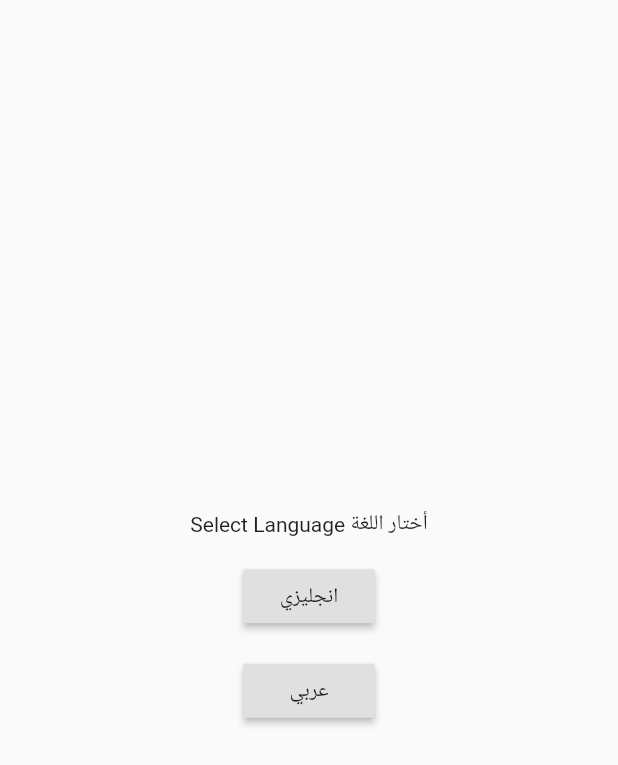
After one commit to saifamer2030/advancednaql, a Flutter app: the Fragmentnaql screen opened by its route, after a tap on "اللغة", on a phone screen of 412 x 824 dp. The commit adds this screen. Shown: the top 765 px of the screen. Run offline on Flutter 3.47's test engine with Material 2 defaults, Android fonts, the phone set to English and light mode, and no system bars; our stand-ins replace connectivity, firebase_auth, firebase_database, flutter_screenutil, flutter_spinkit, flutter_svg and 3 more; accounts and stored records are empty.

Commit message:
Translation

```diff
--- a/lib/fragmentbar.dart
+++ b/lib/fragmentbar.dart
@@ -8,6 +8,7 @@ import 'package:flutter/material.dart';
 import 'package:flutter_svg/svg.dart';
 
 import 'screen/network_connection.dart';
+import 'translation/app_localizations.dart';
 
 class Fragmentnaql extends StatefulWidget {
   int selectPage;
@@ -70,7 +71,8 @@ bool con=true;
                 allowDrawingOutsideViewBox: true,
               ),
               title: Text(
-                'المزيد',
+                // 'المزيد',
+                Translations.of(context).translate('more'),
                 style: TextStyle(
                   fontFamily: 'GESSTwoMedium-Medium',
                   fontSize: 12,
@@ -86,7 +88,8 @@ bool con=true;
                 allowDrawingOutsideViewBox: true,
               ),
               title: Text(
-                'التنبيهات',
+                // 'التنبيهات',
+                Translations.of(context).translate('alerts'),
                 style: TextStyle(
                   fontFamily: 'GESSTwoMedium-Medium',
                   fontSize: 12,
@@ -101,7 +104,8 @@ bool con=true;
                 allowDrawingOutsideViewBox: true,
               ),
               title: Text(
-                'المفضلة',
+                // 'المفضلة',
+                Translations.of(context).translate('favorit'),
                 style: TextStyle(
                   fontFamily: 'GESSTwoMedium-Medium',
                   fontSize: 12,
@@ -116,7 +120,8 @@ bool con=true;
                 allowDrawingOutsideViewBox: true,
               ),
               title: Text(
-                'طلباتي ',
+                // 'طلباتي ',
+                Translations.of(context).translate('my_orders'),
                 style: TextStyle(
                   fontFamily: 'GESSTwoMedium-Medium',
                   fontSize: 12,
@@ -131,7 +136,8 @@ bool con=true;
                 allowDrawingOutsideViewBox: true,
               ),
               title: Text(
-                'الرئيسية',
+                // 'الرئيسية',
+                Translations.of(context).translate('home'),
                 style: TextStyle(
                   fontFamily: 'GESSTwoMedium-Medium',
                   fontSize: 12,
--- a/lib/screen/morewidget.dart
+++ b/lib/screen/morewidget.dart
@@ -3,6 +3,8 @@ import 'package:flutter/material.dart';
 import 'dart:ui' as ui;
 import 'package:flutter/painting.dart';
 import 'package:firebase_auth/firebase_auth.dart';
+
+import '../translation/helper_func.dart';
 
 class MoreWidget extends StatelessWidget {
   MoreWidget({
@@ -166,7 +168,11 @@ class MoreWidget extends StatelessWidget {
                           height: .2,
                           color: Colors.grey,
                         ),
-                        Row(
+                        InkWell(
+                              onTap: () {
+                                HelperFunc.reopenSetting(context);
+                              },
+                              child:Row(
                           mainAxisAlignment: MainAxisAlignment.spaceBetween,
 
                           children: <Widget>[
@@ -207,6 +213,7 @@ class MoreWidget extends StatelessWidget {
                               ],
                             ),
                           ],
+                        ),
                         ),
 
 //                        Container(
--- /dev/null
+++ b/lib/translation/app_localizations.dart
@@ -0,0 +1,66 @@
+import 'dart:async';
+import 'dart:convert';
+
+import 'package:flutter/material.dart';
+import 'package:flutter/services.dart';
+
+import 'applic.dart';
+
+class Translations {
+  Translations(Locale locale) {
+    this.locale = locale;
+    _localizedValues = null;
+  }
+
+  Locale locale;
+  static Map<dynamic, dynamic> _localizedValues;
+
+  static Translations of(BuildContext context){
+    return Localizations.of<Translations>(context, Translations);
+  }
+
+  String translate(String key) {
+    return _localizedValues[key] ?? '** $key not found';
+  }
+
+  static Future<Translations> load(Locale locale) async {
+    Translations translations = new Translations(locale);
+    String jsonContent = await rootBundle.loadString("lang/${locale.languageCode}.json");
+    _localizedValues = json.decode(jsonContent);
+    return translations;
+  }
+
+//  String translate(String key) {
+//    return _localizedValues[key];
+//  }
+
+  get currentLanguage => locale.languageCode;
+}
+
+class TranslationsDelegate extends LocalizationsDelegate<Translations> {
+  const TranslationsDelegate();
+
+  @override
+  bool isSupported(Locale locale) => applic.supportedLanguages.contains(locale.languageCode );
+
+  @override
+  Future<Translations> load(Locale locale) => Translations.load(locale);
+
+  @override
+  bool shouldReload(TranslationsDelegate old) => false;
+}
+
+class SpecificLocalizationDelegate extends LocalizationsDelegate<Translations> {
+  final Locale overriddenLocale;
+
+  const SpecificLocalizationDelegate(this.overriddenLocale);
+
+  @override
+  bool isSupported(Locale locale) => overriddenLocale != null;
+
+  @override
+  Future<Translations> load(Locale locale) => Translations.load(overriddenLocale);
+
+  @override
+  bool shouldReload(LocalizationsDelegate<Translations> old) => true;
+}
--- /dev/null
+++ b/lib/translation/lang_selector.dart
@@ -0,0 +1,43 @@
+import 'package:flutter/material.dart';
+import 'helper_func.dart';
+import 'app_localizations.dart';
+import 'applic.dart';
+
+class LanguageSelector extends StatelessWidget {
+  @override
+  Widget build(BuildContext context) {
+    return Scaffold(
+        body: Container(
+          alignment: Alignment.center,
+          child: Column(
+            mainAxisAlignment: MainAxisAlignment.center,
+            children: <Widget>[
+              Text(
+                // Translations.of(context).translate('select_language')
+                'Select Language أختار اللغة'
+                ),
+              SizedBox(height: 15.0,),
+              RaisedButton(
+                child: Text(Translations.of(context).translate('language_en')),
+                onPressed: (){
+                  applic.onLocaleChanged(new Locale('en', 'US'));
+                  HelperFunc.updateDefLang('en', 'US');
+                  HelperFunc.reopenMoreInfo(context);
+                },
+              ),
+              SizedBox(height: 15.0,),
+              RaisedButton(
+                child: Text(Translations.of(context).translate('language_ar')),
+                onPressed: (){
+                  applic.onLocaleChanged(new Locale('ar', 'EG'));
+                  HelperFunc.updateDefLang('ar', 'EG');
+                  HelperFunc.reopenMoreInfo(context);
+                },
+              ),
+            ],
+          ),
+        )
+
+    );
+  }
+}
```
Also changed, not shown: lang/ar.json (added, +26 -0 lines), lang/en.json (added, +26 -0 lines), lib/main.dart (+52 -1 lines), lib/translation/applic.dart (added, +37 -0 lines), lib/translation/helper_func.dart (added, +86 -0 lines), pubspec.yaml (+8 -1 lines), pubspec.lock.
